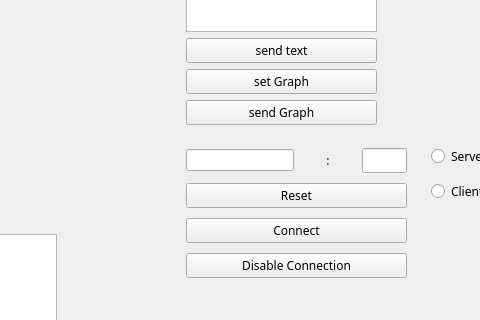
Qt form test.ui (LeoXing1996/SRTP) before a commit; both pictures show x 249 to 729 and y 171 to 491 of the 866 by 648 pixel window.
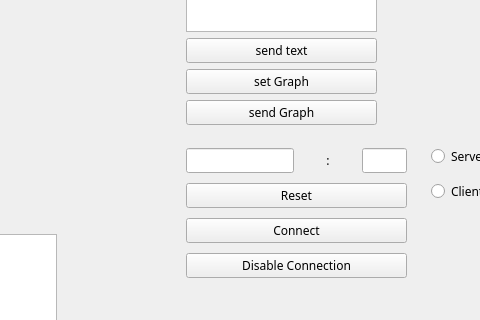
The same form after that commit.

Patch:
```diff
--- a/test.ui
+++ b/test.ui
@@ -248,6 +248,11 @@
            <verstretch>0</verstretch>
           </sizepolicy>
          </property>
+         <property name="font">
+          <font>
+           <family>Consola Mono</family>
+          </font>
+         </property>
         </widget>
        </item>
        <item>
```
